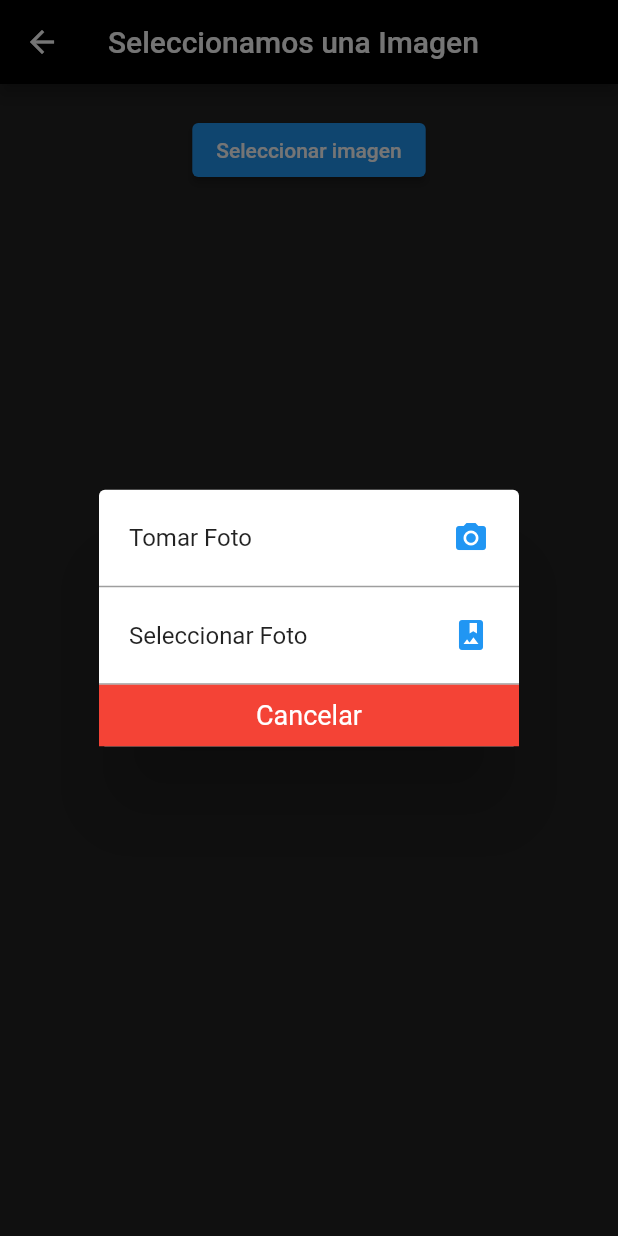
After one commit to MarcosValdez/aplicativo-turismo, a Flutter app: the Imagen screen opened directly, after a tap on "Seleccionar imagen", on a phone screen of 412 x 824 dp. The commit adds this screen. Run offline on Flutter 3.47's test engine with Material 2 defaults, Android fonts, the phone set to English and light mode, and no system bars; our stand-ins replace carousel_slider, cloud_firestore, firebase_auth, firebase_core, firebase_storage, fluttertoast and 2 more; missing offline and left inert: dart:html; accounts and stored records are empty.

Commit message:
feat:Alternative option Translate

```diff
--- a/lib/main.dart
+++ b/lib/main.dart
@@ -1,6 +1,7 @@
 import 'package:aplicativo_turismo/screens/Calendar/calendar.dart';
 import 'package:aplicativo_turismo/screens/Dicctionary/idioma.dart';
 import 'package:aplicativo_turismo/screens/Translate/busqueda.dart';
+import 'package:aplicativo_turismo/screens/Translate/foto_galeria.dart';
 import 'package:aplicativo_turismo/screens/Turism/continente.dart';
 import 'package:aplicativo_turismo/screens/Turism/lugarTuristico.dart';
 import 'package:aplicativo_turismo/screens/User/login.dart';
--- /dev/null
+++ b/lib/screens/Translate/foto_galeria.dart
@@ -0,0 +1,146 @@
+import 'package:firebase_storage/firebase_storage.dart';
+import 'package:flutter/material.dart';
+import 'package:image_picker/image_picker.dart';
+import 'dart:io';
+
+class Imagen extends StatefulWidget {
+  @override
+  State<StatefulWidget> createState() => _ImagenState();
+}
+
+class _ImagenState extends State<Imagen> {
+
+  File? imagen;
+  final picker = ImagePicker();
+
+  Future selImagen(op) async{
+
+    var pickedFile;
+
+    if(op == 1){
+      pickedFile = await picker.getImage(source: ImageSource.camera);
+    }else{
+      pickedFile = await picker.getImage(source: ImageSource.gallery);
+    }
+
+    setState((){
+      if(pickedFile != null)
+        imagen = File(pickedFile.path);
+      else{
+        print("No se selecciono una imagen");
+      }
+    });
+    Navigator.of(context).pop();
+
+    //Desea subir imagen?
+    final path = 'files/${pickedFile!.name}';
+    final file = File(pickedFile!.path!);
+    final ref = FirebaseStorage.instance.ref().child(path);
+    ref.putFile(file);
+
+  }
+
+  opciones(context) {
+    showDialog(
+        context: context,
+        builder: (BuildContext context) {
+          return AlertDialog(
+            contentPadding: EdgeInsets.all(0),
+            content: SingleChildScrollView(
+                child: Column(
+                  children: [
+                    InkWell(
+                      onTap: () {
+                        selImagen(1);
+                      },
+                      child: Container(
+                        padding: EdgeInsets.all(20),
+                        decoration: BoxDecoration(
+                            border: Border(
+                                bottom: BorderSide(width: 1, color: Colors.grey))),
+                        child: Row(
+                          children: [
+                            Expanded(
+                              child: Text(
+                                'Tomar Foto',
+                                style: TextStyle(fontSize: 16),
+                              ),
+                            ),
+                            Icon(Icons.camera_alt, color: Colors.blue)
+                          ],
+                        ),
+                      ),
+                    ),
+                    InkWell(
+                      onTap: () {
+                        selImagen(2);
+                      },
+                      child: Container(
+                        padding: EdgeInsets.all(20),
+                        decoration: BoxDecoration(
+                            border: Border(
+                                bottom: BorderSide(width: 1, color: Colors.grey))),
+                        child: Row(
+                          children: [
+                            Expanded(
+                              child: Text(
+                                'Seleccionar Foto',
+                                style: TextStyle(fontSize: 16),
+                              ),
+                            ),
+                            Icon(Icons.photo_album, color: Colors.blue)
+                          ],
+                        ),
+                      ),
+                    ),
+                    InkWell(
+                      onTap: (){
+                        Navigator.of(context).pop();
+                      },
+                      child: Container(
+                        padding: EdgeInsets.all(10),
+                        decoration: BoxDecoration(color: Colors.red),
+                        child: Row(
+                          children: [
+                            Expanded(child: Text('Cancelar', style: TextStyle(
+                                fontSize: 18, color: Colors.white),
+                              textAlign: TextAlign.center,)),
+                          ],
+                        ),
+                      ),
+                    )
+                  ],
+                )),
+          );
+        });
+  }
+
+  @override
+  Widget build(BuildContext context) {
+    return Scaffold(
+        appBar: AppBar(
+          backgroundColor: Colors.black,
+          title: Text('Seleccionamos una Imagen'),
+        ),
+        backgroundColor: Colors.black87,
+        body: ListView(children: [
+          Padding(
+            padding: EdgeInsets.all(20),
+            child: Column(
+              children: [
+                ElevatedButton(
+                  onPressed: () {
+                    opciones(context);
+                  },
+                  child: Text('Seleccionar imagen'),
+                ),
+                SizedBox(
+                  height: 30,
+                ),
+                imagen == null ? Center() : Image.file(imagen!)
+              ],
+            ),
+          )
+        ]));
+  }
+}
--- a/pubspec.yaml
+++ b/pubspec.yaml
@@ -41,6 +41,7 @@ dependencies:
   cloud_firestore: ^3.1.17
   firebase_auth: ^3.3.19
   fluttertoast: ^8.0.9
+  firebase_storage: ^10.2.9
 
 dev_dependencies:
   flutter_test:
```
Also changed, not shown: pubspec.lock, 1 other file.
